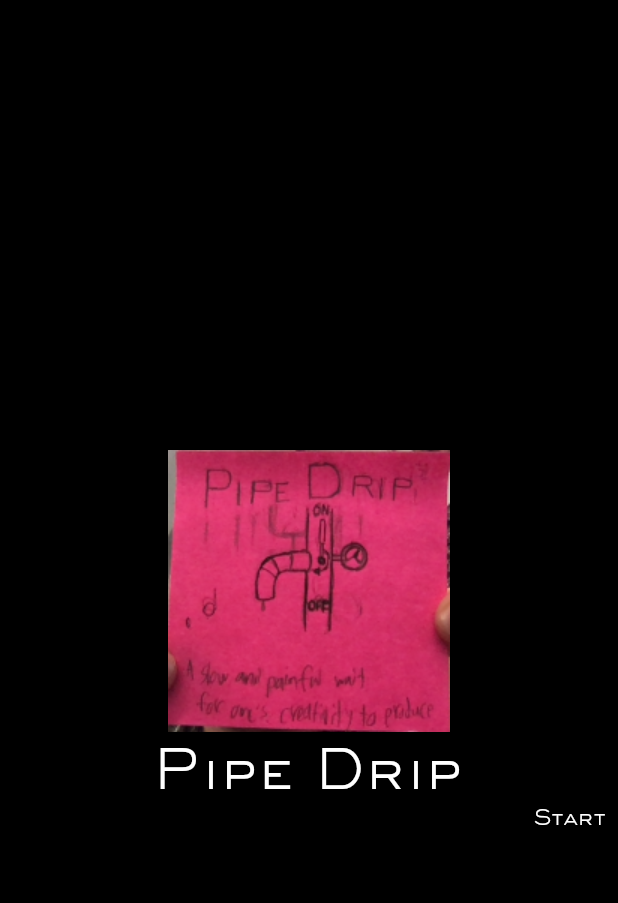
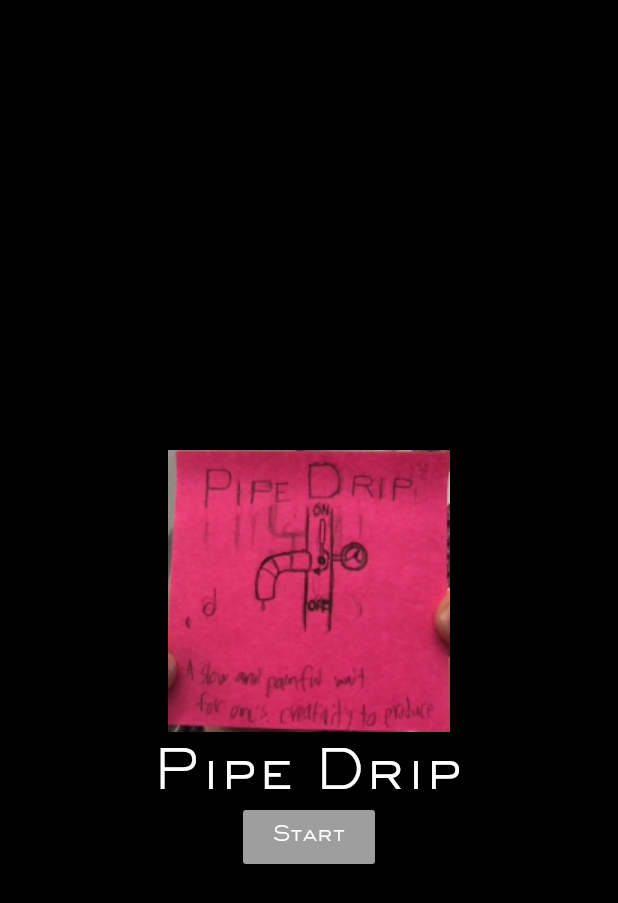
Before and after one commit to Nevermore-Interactive/Pipe-Drip, a Flutter app: the screen it shows after launch, on a phone screen of 412 x 824 dp. Shown: the top 903 px of the screen. Run offline on Flutter 3.47's test engine with Material 2 defaults, Android fonts, the phone set to English and light mode, and no system bars; our stand-ins replace auto_size_text.

Commit message:
Homescreen is functional

```diff
--- a/lib/screens/home_screen.dart
+++ b/lib/screens/home_screen.dart
@@ -37,15 +37,19 @@ class Homescreen extends StatelessWidget {
                         fontFamily: 'Sackers',
                       )),
                 ),
-                ButtonBar(
-                  children: <Widget>[
-                    Text(
+                RaisedButton(
+                    child: Text(
                       "Start",
-                      style:
-                          TextStyle(color: Colors.white, fontFamily: 'Sackers'),
+                      style: TextStyle(
+                        fontFamily: 'Sackers',
+                        color: Colors.white,
+                      ),
                     ),
-                  ],
-                ),
+                    onPressed: () {
+                      print("clicked");
+                    },
+                    //textTheme: ,
+                    color: Colors.grey),
               ],
             ),
           ),
```
Also changed, not shown: lib/screens/menu.dart (+15 -0 lines).
